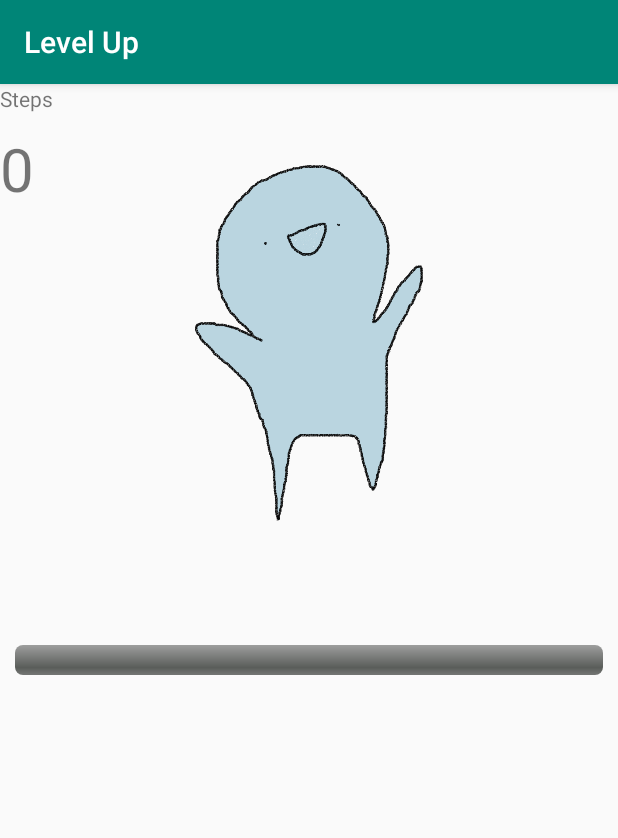
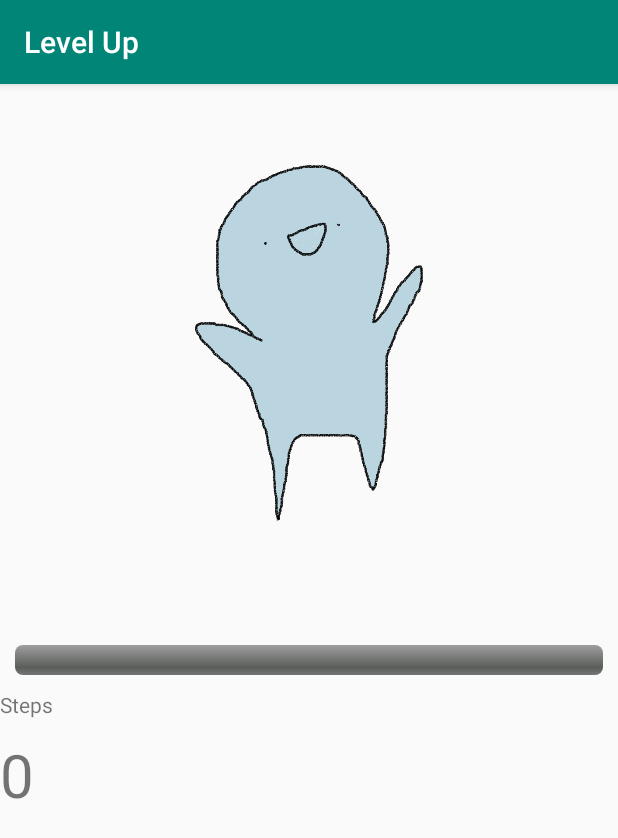
Before and after one commit to RachelTan07/lvlUp, an Android app: the first screen one second after launch (MainActivity), on a phone screen of 412 x 824 dp. Shown: the top 838 px of the screen. Run offline under Robolectric (Android 15) with nearby library versions, the light colour scheme and no system bars.

Commit message:
Fix variable reference

```diff
--- a/app/src/main/java/com/example/levelup/MainActivity.java
+++ b/app/src/main/java/com/example/levelup/MainActivity.java
@@ -60,7 +60,6 @@ public class MainActivity extends AppCompatActivity implements SensorEventListen
                     public void run() {
                         if (currentSteps == 100) {
                             mLevelText.setVisibility(View.VISIBLE);
-                            running = false;
                         }
                     }
                 });
--- a/app/src/main/res/layout/activity_main.xml
+++ b/app/src/main/res/layout/activity_main.xml
@@ -33,7 +33,7 @@
         android:id="@+id/xpmax"
         android:layout_width="wrap_content"
         android:layout_height="wrap_content"
-        android:layout_below="@id/progressbar"
+        android:layout_below="@id/xpbar"
         android:layout_centerHorizontal="true"
         android:layout_marginTop="16dp"
         android:text="Level Up!"
@@ -45,7 +45,7 @@
         android:id="@+id/tv_info"
         android:layout_width="match_parent"
         android:layout_height="wrap_content"
-        android:layout_below="@id/progressbar"
+        android:layout_below="@id/xpbar"
         android:text="Steps" />
 
     <!-- Step Counter Text Box -->
```
